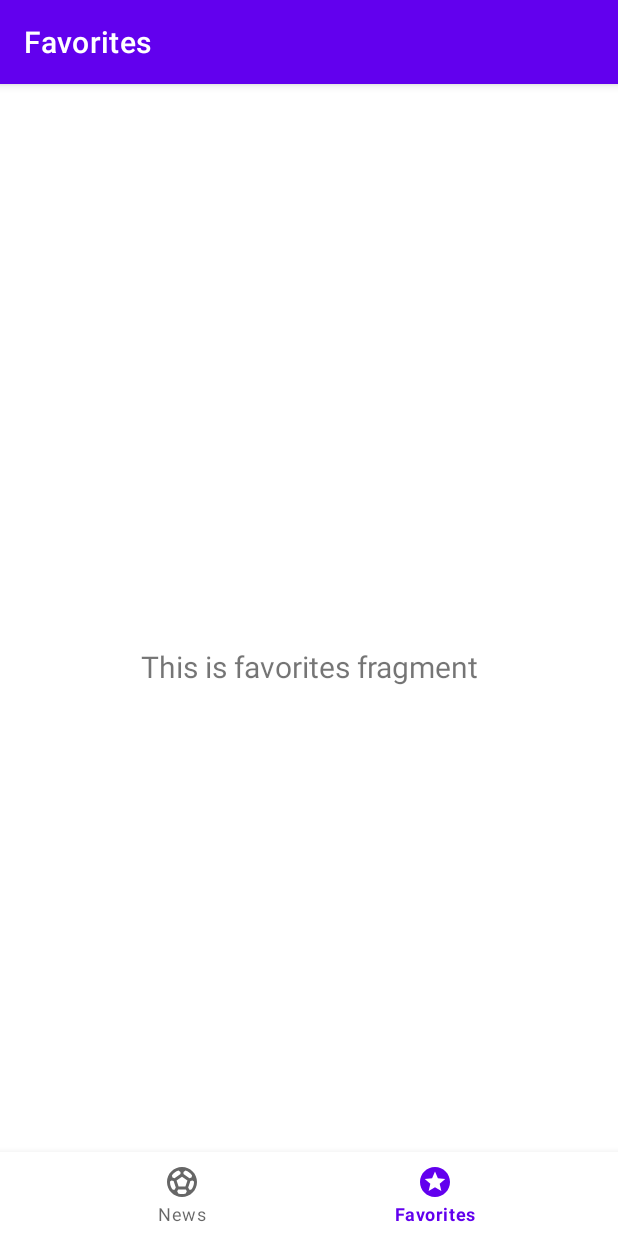
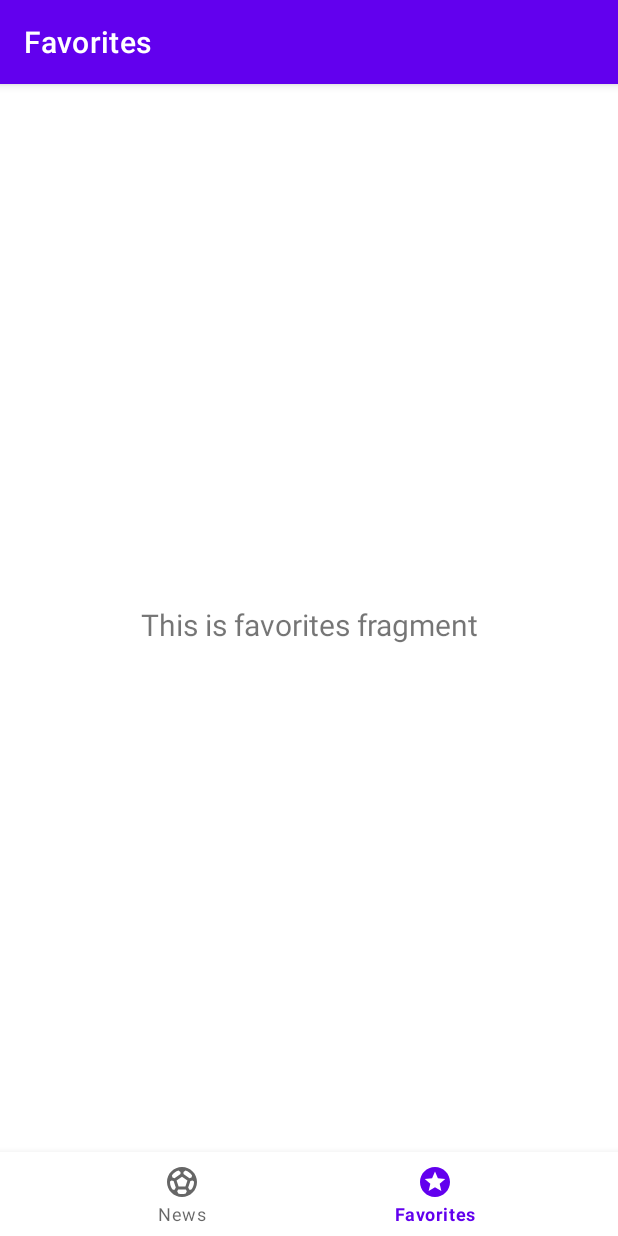
Before and after one commit to JoaoGabrielCorrea/Soccer-News, an Android app: the screen it shows after launch (MainActivity), item 2 of the bottom bar chosen, on a phone screen of 412 x 824 dp. Run offline under Robolectric (Android 15) with nearby library versions, the phone set to English and light mode, and no system bars; our stand-ins replace navigation-ui.

Commit message:
Correção de botões de intereção

```diff
--- a/app/src/main/res/layout/activity_main.xml
+++ b/app/src/main/res/layout/activity_main.xml
@@ -23,13 +23,13 @@
         android:id="@+id/nav_host_fragment_activity_main"
         android:name="androidx.navigation.fragment.NavHostFragment"
         android:layout_width="match_parent"
-        android:layout_height="match_parent"
+        android:layout_height="0dp"
         app:defaultNavHost="true"
+        app:layout_constraintBottom_toTopOf="@+id/nav_view"
         app:layout_constraintLeft_toLeftOf="parent"
         app:layout_constraintLeft_toRightOf="parent"
         app:layout_constraintTop_toTopOf="parent"
         app:navGraph="@navigation/mobile_navigation" />
 
 
-
 </androidx.constraintlayout.widget.ConstraintLayout>
--- a/app/src/main/res/layout/news_item.xml
+++ b/app/src/main/res/layout/news_item.xml
@@ -27,7 +27,7 @@
             android:id="@+id/tvTitle"
             android:layout_width="wrap_content"
             android:layout_height="wrap_content"
-            android:layout_marginTop="2dp"
+            android:layout_marginTop="8dp"
             android:textAppearance="@style/TextAppearance.AppCompat.Medium"
             app:layout_constraintStart_toStartOf="parent"
             app:layout_constraintTop_toBottomOf="@+id/ivThumbnail"
@@ -37,7 +37,7 @@
             android:id="@+id/tvDescription"
             android:layout_width="wrap_content"
             android:layout_height="wrap_content"
-            android:layout_marginTop="2dp"
+            android:layout_marginTop="8dp"
             app:layout_constraintStart_toStartOf="parent"
             app:layout_constraintTop_toBottomOf="@+id/tvTitle"
             tools:text="Mesmo com melhores resultados futebol feminino necessita de patrocinadores." />
```
